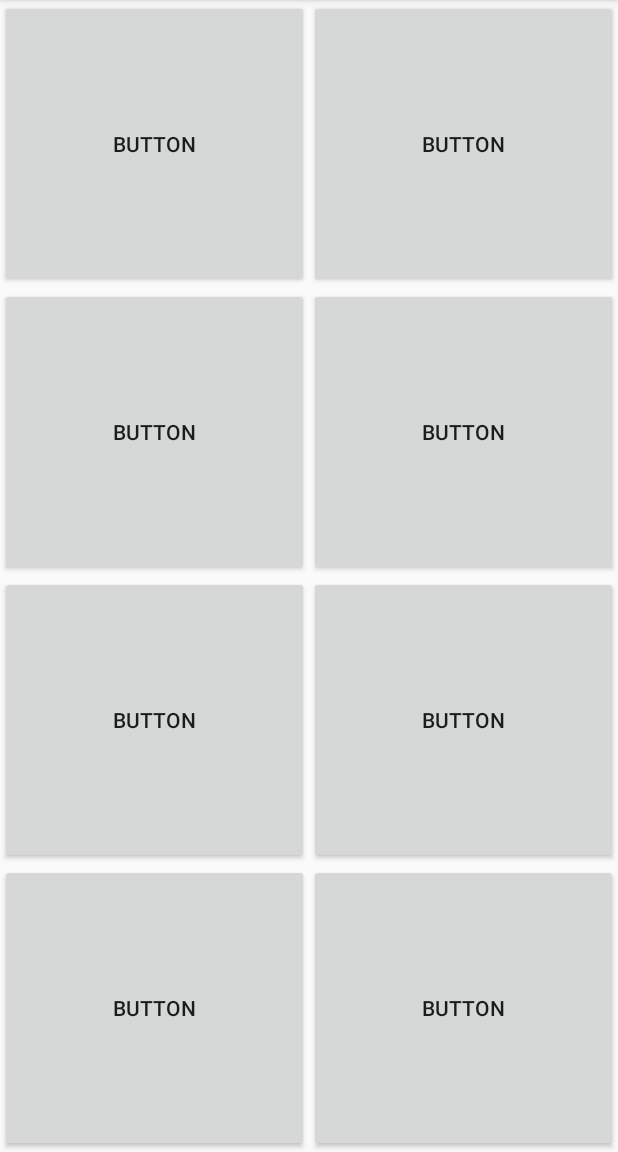
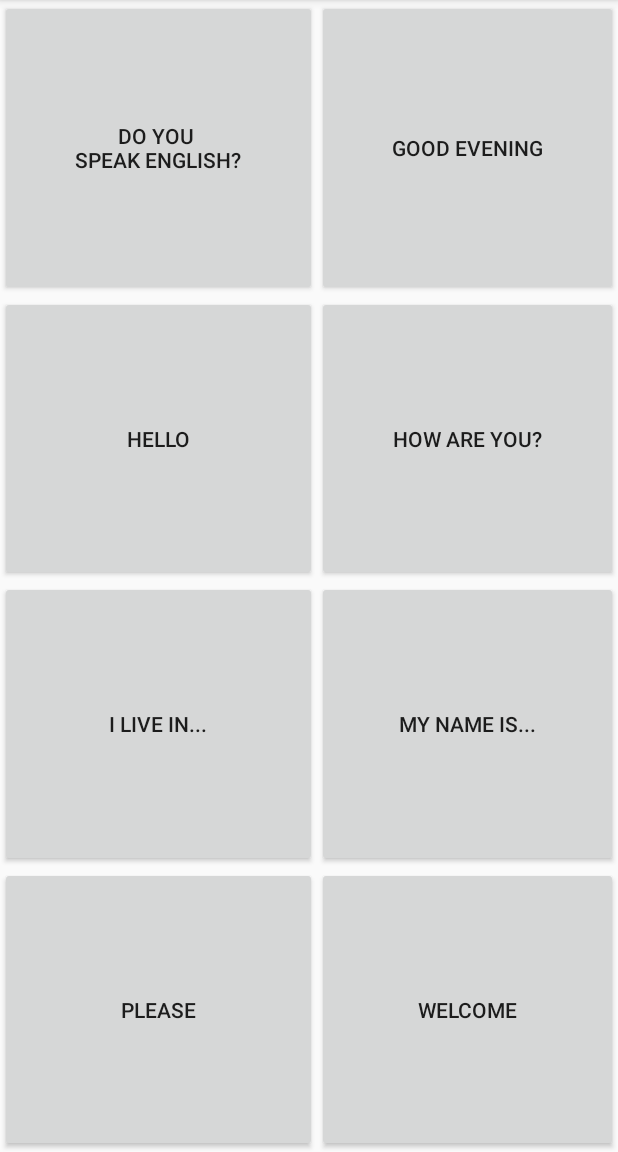
Before and after one commit to rich-chang/BasicPhrases, an Android app: the screen it shows after launch (MainActivity), on a phone screen of 412 x 824 dp, the part 84-1236 px from its top. Run offline under Robolectric (Android 15) with nearby library versions, the phone set to English and light mode, and no system bars.

Commit message:
Change id and text of btn to match audio file name

```diff
--- a/app/src/main/res/layout/activity_main.xml
+++ b/app/src/main/res/layout/activity_main.xml
@@ -15,10 +15,11 @@
         tools:layout_editor_absoluteY="1dp">
 
         <Button
-            android:id="@+id/button1"
+            android:id="@+id/doyouspeakenglish"
             android:layout_width="wrap_content"
             android:layout_height="wrap_content"
-            android:text="Button"
+            android:onClick="buttonToggle"
+            android:text="Do you &#10;speak English?"
             app:layout_column="0"
             app:layout_columnWeight="1"
             app:layout_gravity="fill"
@@ -26,20 +27,20 @@
             app:layout_rowWeight="1" />
 
         <Button
-            android:id="@+id/button2"
+            android:id="@+id/goodevening"
             android:layout_width="wrap_content"
             android:layout_height="wrap_content"
-            android:text="Button"
+            android:text="Good Evening"
             app:layout_column="1"
             app:layout_columnWeight="1"
             app:layout_gravity="fill"
             app:layout_row="0" />
 
         <Button
-            android:id="@+id/button3"
+            android:id="@+id/hello"
             android:layout_width="wrap_content"
             android:layout_height="wrap_content"
-            android:text="Button"
+            android:text="Hello"
             app:layout_column="0"
             app:layout_columnWeight="1"
             app:layout_gravity="fill"
@@ -47,20 +48,20 @@
             app:layout_rowWeight="1" />
 
         <Button
-            android:id="@+id/button4"
+            android:id="@+id/howreyou"
             android:layout_width="wrap_content"
             android:layout_height="wrap_content"
-            android:text="Button"
+            android:text="How are you?"
             app:layout_column="1"
             app:layout_columnWeight="1"
             app:layout_gravity="fill"
             app:layout_row="1" />
 
         <Button
-            android:id="@+id/button5"
+            android:id="@+id/ilivein"
             android:layout_width="wrap_content"
             android:layout_height="wrap_content"
-            android:text="Button"
+            android:text="I live in..."
             app:layout_column="0"
             app:layout_columnWeight="1"
             app:layout_gravity="fill"
@@ -68,20 +69,20 @@
             app:layout_rowWeight="1" />
 
         <Button
-            android:id="@+id/button6"
+            android:id="@+id/mynameis"
             android:layout_width="wrap_content"
             android:layout_height="wrap_content"
-            android:text="Button"
+            android:text="My name is..."
             app:layout_column="1"
             app:layout_columnWeight="1"
             app:layout_gravity="fill"
             app:layout_row="2" />
 
         <Button
-            android:id="@+id/button7"
+            android:id="@+id/please"
             android:layout_width="wrap_content"
             android:layout_height="wrap_content"
-            android:text="Button"
+            android:text="Please"
             app:layout_column="0"
             app:layout_columnWeight="1"
             app:layout_gravity="fill"
@@ -89,10 +90,10 @@
             app:layout_rowWeight="1" />
 
         <Button
-            android:id="@+id/button8"
+            android:id="@+id/welcome"
             android:layout_width="wrap_content"
             android:layout_height="wrap_content"
-            android:text="Button"
+            android:text="Welcome"
             app:layout_column="1"
             app:layout_columnWeight="1"
             app:layout_gravity="fill"
```
